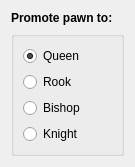
Before: the Qt Designer form src/promotiondialog.ui in KDE/knights, drawn with Qt 5.
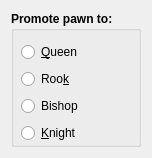
After: the same form once the commit is applied. Custom widgets are drawn as their Qt base class.

```diff
--- a/src/promotiondialog.ui
+++ b/src/promotiondialog.ui
@@ -6,49 +6,69 @@
    <rect>
     <x>0</x>
     <y>0</y>
-    <width>135</width>
-    <height>137</height>
+    <width>137</width>
+    <height>158</height>
    </rect>
   </property>
   <property name="windowTitle">
    <string>Pawn Promotion</string>
   </property>
-  <layout class="QVBoxLayout" name="verticalLayout_2">
+  <layout class="QVBoxLayout" name="verticalLayout">
    <item>
-    <widget class="QLabel" name="labelPawn">
+    <widget class="QGroupBox" name="groupBox">
      <property name="font">
       <font>
        <weight>75</weight>
        <bold>true</bold>
       </font>
      </property>
-     <property name="text">
+     <property name="title">
       <string>Promote pawn to:</string>
      </property>
-    </widget>
-   </item>
-   <item>
-    <widget class="KButtonGroup" name="kbuttongroup">
-     <layout class="QVBoxLayout" name="verticalLayout">
+     <widget class="QWidget" name="verticalLayoutWidget">
+      <property name="geometry">
+       <rect>
+        <x>10</x>
+        <y>30</y>
+        <width>101</width>
+        <height>104</height>
+       </rect>
+      </property>
+      <layout class="QVBoxLayout" name="verticalLayout_2">
       <item>
        <widget class="QRadioButton" name="radioButtonQueen">
-        <property name="text">
-         <string>Queen</string>
-        </property>
-        <property name="checked">
-         <bool>true</bool>
+         <property name="font">
+          <font>
+           <weight>50</weight>
+           <bold>false</bold>
+          </font>
+         </property>
+         <property name="text">
+          <string>&amp;Queen</string>
         </property>
        </widget>
       </item>
       <item>
        <widget class="QRadioButton" name="radioButtonRook">
+         <property name="font">
+          <font>
+           <weight>50</weight>
+           <bold>false</bold>
+          </font>
+         </property>
         <property name="text">
-         <string>Rook</string>
+          <string>Roo&amp;k</string>
         </property>
        </widget>
       </item>
       <item>
        <widget class="QRadioButton" name="radioButtonBishop">
+         <property name="font">
+          <font>
+           <weight>50</weight>
+           <bold>false</bold>
+          </font>
+         </property>
         <property name="text">
          <string>Bishop</string>
         </property>
@@ -56,24 +76,23 @@
       </item>
       <item>
        <widget class="QRadioButton" name="radioButtonKnight">
+         <property name="font">
+          <font>
+           <weight>50</weight>
+           <bold>false</bold>
+          </font>
+         </property>
         <property name="text">
-         <string>Knight</string>
+          <string>&amp;Knight</string>
         </property>
        </widget>
       </item>
      </layout>
     </widget>
+    </widget>
    </item>
   </layout>
  </widget>
- <customwidgets>
-  <customwidget>
-   <class>KButtonGroup</class>
-   <extends>QGroupBox</extends>
-   <header>kbuttongroup.h</header>
-   <container>1</container>
-  </customwidget>
- </customwidgets>
  <resources/>
  <connections/>
 </ui>
```
Lines whose indentation alone changed are shown as unchanged.
